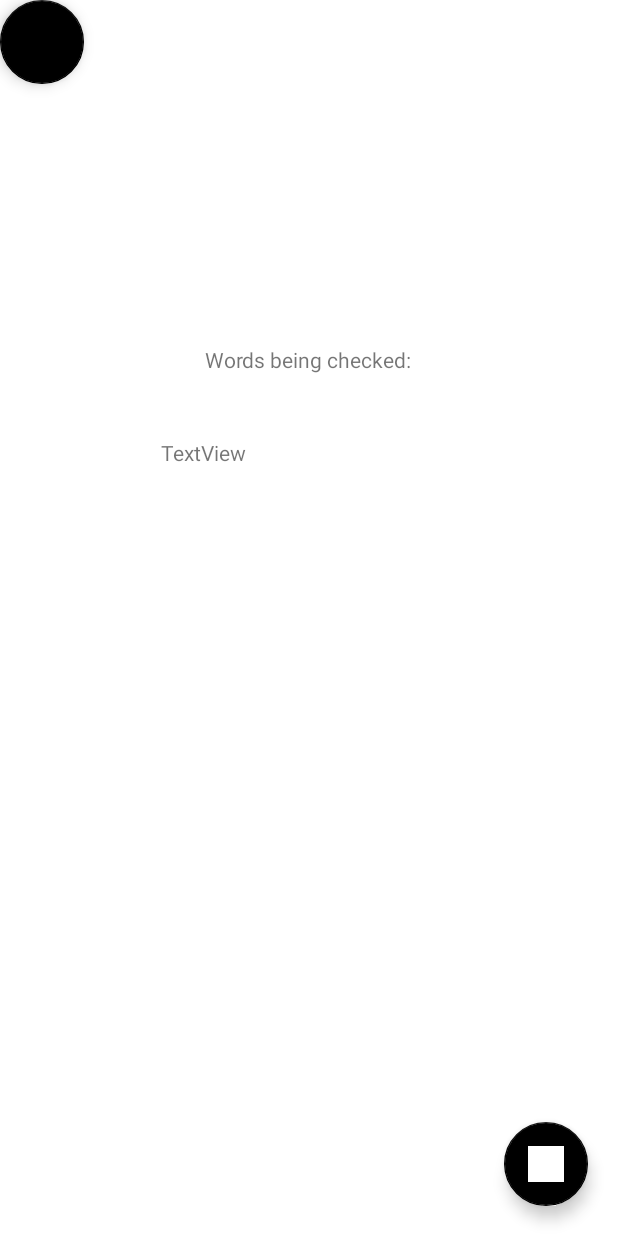
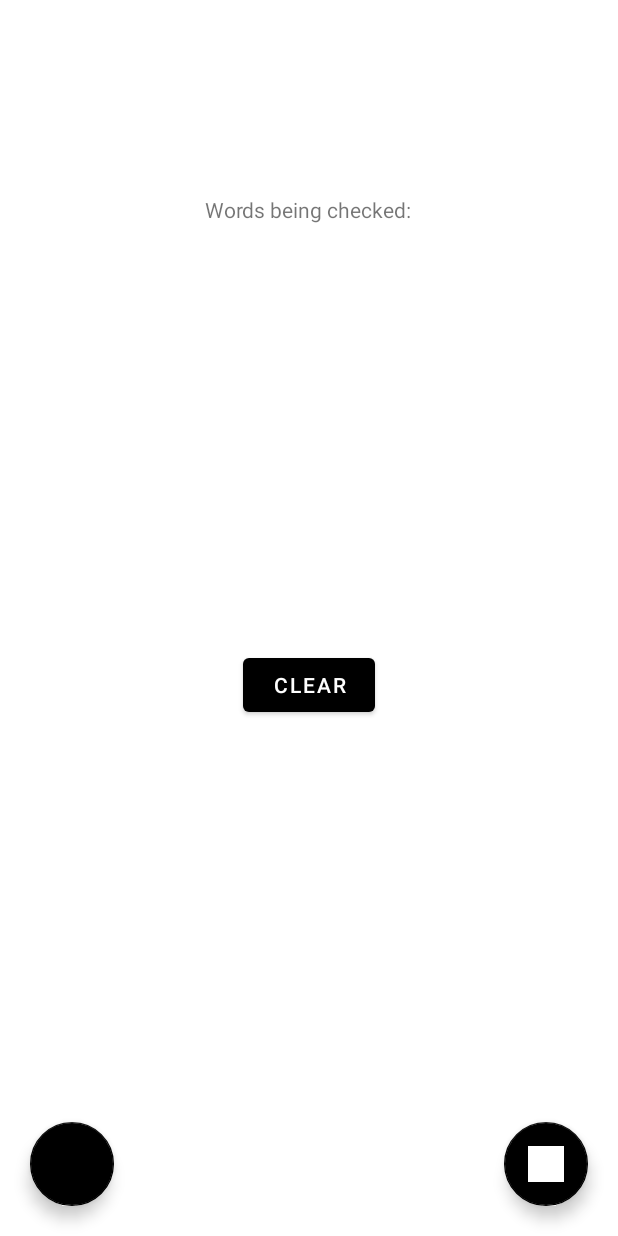
Before and after one commit to TofuStore/NotificationAlarm, an Android app: the screen it shows after launch (MainActivity), on a phone screen of 412 x 824 dp. Run offline under Robolectric (Android 15) with nearby library versions, the light colour scheme and no system bars.

Commit message:
added arraylist to SavedPreferences and changed ui

```diff
--- a/app/src/main/java/com/example/thisotheraccount/notificationalarm/MainActivity.java
+++ b/app/src/main/java/com/example/thisotheraccount/notificationalarm/MainActivity.java
@@ -15,18 +15,24 @@ import android.content.Context;
 import android.content.Intent;
 import android.content.IntentFilter;
 import android.content.ServiceConnection;
+import android.content.SharedPreferences;
 import android.media.Ringtone;
 import android.media.RingtoneManager;
 import android.net.Uri;
 import android.os.Build;
 import android.os.Bundle;
 import android.os.IBinder;
+import android.preference.PreferenceManager;
 import android.provider.Settings;
 import android.service.notification.StatusBarNotification;
 import android.util.Log;
 import android.view.View;
+import android.widget.Button;
+import android.widget.TextView;
 
 import com.google.android.material.floatingactionbutton.FloatingActionButton;
+
+import org.w3c.dom.Text;
 
 import java.util.ArrayList;
 import java.util.List;
@@ -40,13 +46,40 @@ public class MainActivity extends AppCompatActivity implements MyListener{
     static List<String> keywords = new ArrayList<>();
     public String teststring = "";
     public String addstring = "";
+    public String display = "";
+
+
 
     @Override
     protected void onCreate(Bundle savedInstanceState) {
         super.onCreate(savedInstanceState);
 
         setContentView(R.layout.activity_main);
+
+        loadArray(getApplicationContext());
+
         new ReadNotifications().setListener(this);
+
+        Intent inn = getIntent();
+        Bundle b = inn.getExtras();
+
+        if(b!=null)
+        {
+            String j = (String) b.get("EXTRA_KEYWORD_ID");
+            addstring = j;
+            keywords.add(j);
+            saveArray();
+            Log.v("keywords length is", "" + keywords.size());
+        }
+        Log.v("addstring is", "" + addstring);
+
+
+        final TextView wordlist = findViewById(R.id.textView);
+        for(int i=0; i<keywords.size(); i++){
+            display = display + keywords.get(i) + "\n";
+        }
+        //Log.v("number of words", "" + keywords.size());
+        wordlist.setText(display);
 
         //turn this into a button
         startActivity(new Intent(Settings.ACTION_NOTIFICATION_LISTENER_SETTINGS));
@@ -56,7 +89,7 @@ public class MainActivity extends AppCompatActivity implements MyListener{
                 CharSequence name = getString(R.string.app_name);
                 String description = getString(R.string.app_name);
                 int importance = NotificationManager.IMPORTANCE_DEFAULT;
-                NotificationChannel channel = new NotificationChannel("NotificationAlarm", name, importance);
+                NotificationChannel channel = new NotificationChannel("chungus", name, importance);
                 channel.setDescription(description);
                 // Register the channel with the system; you can't change the importance
                 // or other notification behaviors after this
@@ -65,7 +98,7 @@ public class MainActivity extends AppCompatActivity implements MyListener{
         }
 
 
-        NotificationCompat.Builder builder = new NotificationCompat.Builder(this, "NotificationAlarm")
+        NotificationCompat.Builder builder = new NotificationCompat.Builder(this, "chungus")
                 .setSmallIcon(R.drawable.ic_launcher_background)
                 .setContentTitle("Chungus")
                 .setContentText("beeg chungus")
@@ -92,13 +125,28 @@ public class MainActivity extends AppCompatActivity implements MyListener{
                 notificationManager.notify(1, builder.build());
             }
         });
+
+        Button btn = findViewById(R.id.clearButton);
+        btn.setOnClickListener(new View.OnClickListener() {
+            @Override
+            public void onClick(View v) {
+                keywords.clear();
+                saveArray();
+                wordlist.setText("");
+            }
+
+        });
+
+
+
     }
+
 
     @Override
     public void setValue (String packageName) {
         teststring = packageName;
         Log.v("teststring", "is " + teststring);
-
+/*
         Intent inn = getIntent();
         Bundle b = inn.getExtras();
 
@@ -110,8 +158,10 @@ public class MainActivity extends AppCompatActivity implements MyListener{
         }
         Log.v("addstring is", "" + addstring);
 
+ */
+
         for(int i=0; i<keywords.size(); i++){
-
+            Log.v("number of words", "" + keywords.size());
             if(teststring.contains(keywords.get(i))){
                 if(AlarmPlayer.isPlaying == false) {
                     AlarmPlayer.SoundPlayer(getApplicationContext(), R.raw.fullmetal);
@@ -156,5 +206,34 @@ public class MainActivity extends AppCompatActivity implements MyListener{
         notificationManager.notify(1, builder3.build());
     }
 
+    public boolean saveArray()
+    {
+        SharedPreferences sp = PreferenceManager.getDefaultSharedPreferences(getApplicationContext());
+        SharedPreferences.Editor mEdit1 = sp.edit();
+        /* sKey is an array */
+        mEdit1.putInt("Status_size", keywords.size());
+
+        for(int i=0;i<keywords.size();i++)
+        {
+            mEdit1.remove("Status_" + i);
+            mEdit1.putString("Status_" + i, keywords.get(i));
+        }
+
+        return mEdit1.commit();
+    }
+
+    public static void loadArray(Context mContext)
+    {
+        SharedPreferences mSharedPreference1 =   PreferenceManager.getDefaultSharedPreferences(mContext);
+        keywords.clear();
+        int size = mSharedPreference1.getInt("Status_size", 0);
+
+        for(int i=0;i<size;i++)
+        {
+            keywords.add(mSharedPreference1.getString("Status_" + i, null));
+        }
+
+    }
+
 
 }
--- a/app/src/main/res/layout/activity_main.xml
+++ b/app/src/main/res/layout/activity_main.xml
@@ -24,17 +24,19 @@
         android:layout_width="wrap_content"
         android:layout_height="432dp"
         android:layout_gravity="end|bottom"
-        tools:layout_editor_absoluteX="16dp"
-        tools:layout_editor_absoluteY="26dp" />
+        android:layout_marginStart="20dp"
+        android:layout_marginBottom="20dp"
+        card_view:layout_constraintBottom_toBottomOf="parent"
+        card_view:layout_constraintStart_toStartOf="parent" />
 
     <TextView
         android:id="@+id/textView"
         android:layout_width="198dp"
         android:layout_height="238dp"
-        android:text="TextView"
+        android:layout_marginBottom="225dp"
+        android:textAlignment="center"
         card_view:layout_constraintBottom_toBottomOf="parent"
         card_view:layout_constraintEnd_toEndOf="parent"
-        card_view:layout_constraintHorizontal_bias="0.5"
         card_view:layout_constraintStart_toStartOf="parent"
         card_view:layout_constraintTop_toTopOf="parent"
         card_view:layout_constraintVertical_bias="0.498" />
@@ -44,14 +46,23 @@
         android:layout_width="wrap_content"
         android:layout_height="wrap_content"
         android:layout_marginStart="136dp"
-        android:layout_marginTop="207dp"
+        android:layout_marginTop="100dp"
         android:layout_marginEnd="137dp"
-        android:layout_marginBottom="20dp"
         android:text="Words being checked:"
         card_view:layout_constraintBottom_toTopOf="@+id/textView"
         card_view:layout_constraintEnd_toEndOf="parent"
         card_view:layout_constraintStart_toStartOf="parent"
         card_view:layout_constraintTop_toTopOf="parent" />
 
+    <Button
+        android:id="@+id/clearButton"
+        android:layout_width="wrap_content"
+        android:layout_height="wrap_content"
+        android:layout_marginTop="15dp"
+        android:text="CLEAR"
+        card_view:layout_constraintEnd_toEndOf="parent"
+        card_view:layout_constraintStart_toStartOf="parent"
+        card_view:layout_constraintTop_toBottomOf="@+id/textView" />
+
 
 </androidx.constraintlayout.widget.ConstraintLayout>
```
